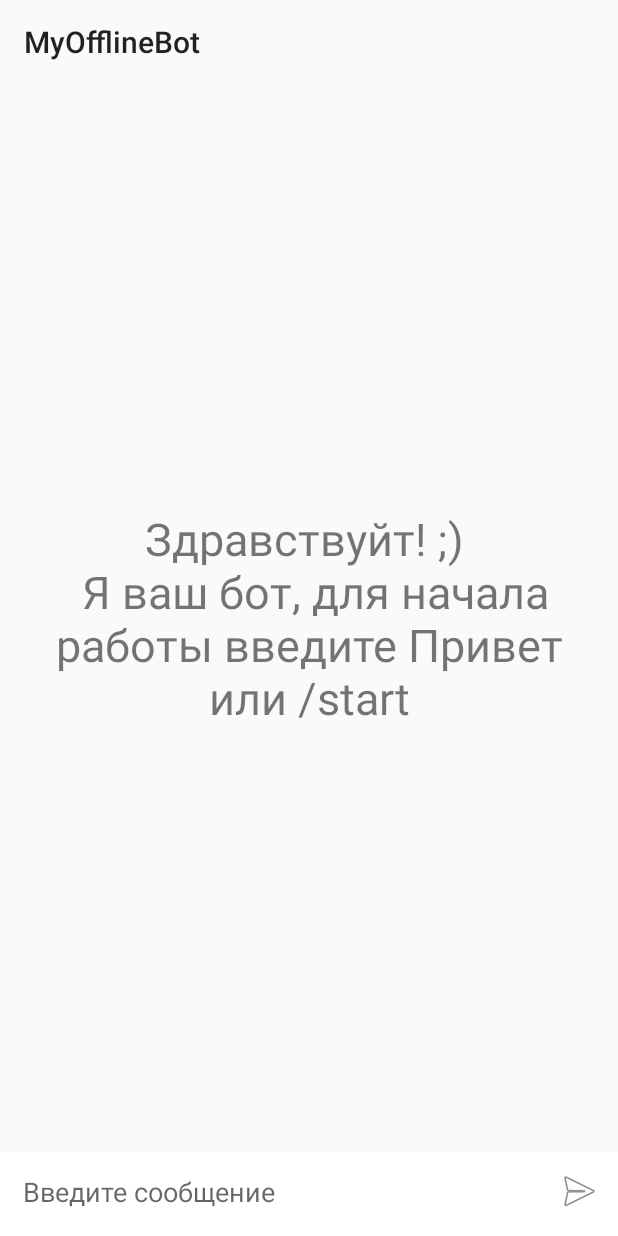
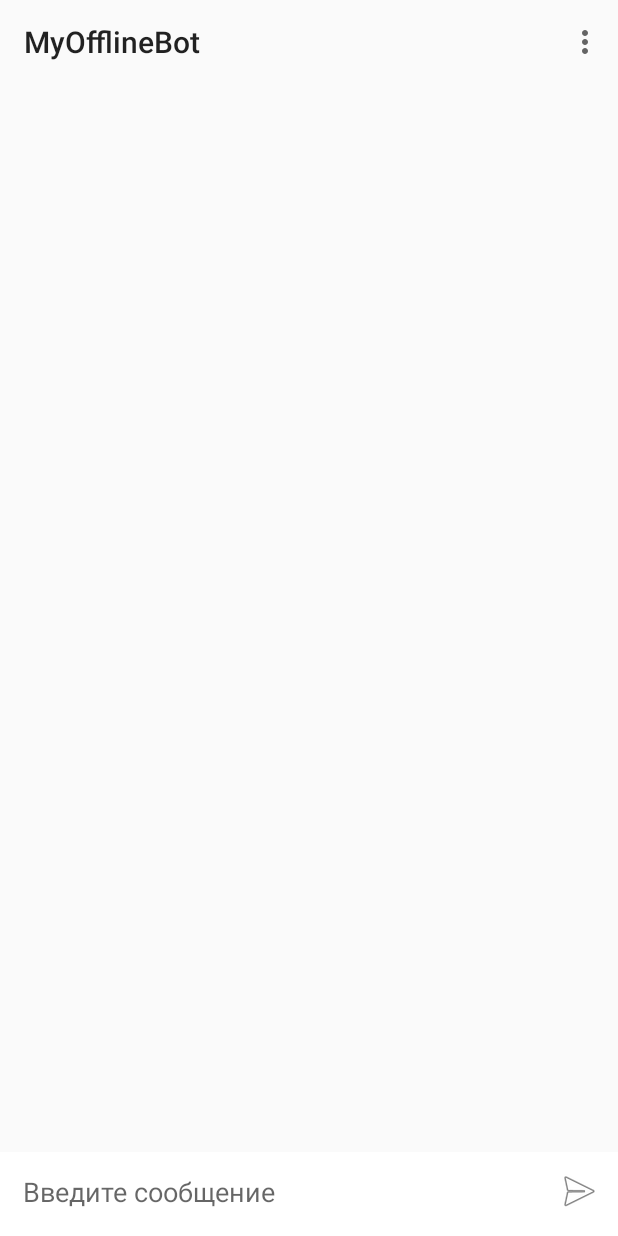
Before and after one commit to konter1707/MyOfflineBot, an Android app: the screen it shows after launch (MainActivity), on a phone screen of 412 x 824 dp. Run offline under Robolectric (Android 15) with nearby library versions, the phone set to English and light mode, and no system bars; libraries missing offline, so code that uses them is left out: moxy.presenter; 2 statements that could not run were skipped.

Commit message:
Add ContextMenu, add AutoCompliteText

```diff
--- a/app/src/main/java/com/example/myofflinebot/activity/MainActivity.kt
+++ b/app/src/main/java/com/example/myofflinebot/activity/MainActivity.kt
@@ -4,7 +4,10 @@ import android.content.ClipData
 import android.content.ClipboardManager
 import android.content.Context
 import android.os.Bundle
+import android.view.Menu
+import android.view.MenuItem
 import android.view.View
+import android.widget.ArrayAdapter
 import android.widget.PopupMenu
 import android.widget.Toast
 import androidx.recyclerview.widget.LinearLayoutManager
@@ -22,6 +25,7 @@ import moxy.presenter.InjectPresenter
 
 
 class MainActivity : MvpAppCompatActivity(), MainView, MainAdapter.OnDelitListener {
+
     @InjectPresenter
     lateinit var mainPresenter: MainPresenter
     override fun onCreate(savedInstanceState: Bundle?) {
@@ -29,17 +33,38 @@ class MainActivity : MvpAppCompatActivity(), MainView, MainAdapter.OnDelitListen
         setContentView(R.layout.main)
         registerForContextMenu(rv)
         setSupportActionBar(toolbar)
+        val mTag = arrayOf("/menu", "/calc", "/jokes")
+        val adapterEditText =
+            ArrayAdapter<String>(this, android.R.layout.simple_dropdown_item_1line, mTag)
+        autoTv.setAdapter(adapterEditText)
+        autoTv.threshold = 1
         mainPresenter.setListener(this, true)
-        imageView.setOnClickListener { ImageView ->
-            val userText: String = editText.text.toString()
+        imageView.setOnClickListener { view ->
+            val userText: String = autoTv.text.toString()
             mainPresenter.addUserMessage(this, setMessage(true, userText))
             mainPresenter.setListener(this, true)
-            mainPresenter.getMessageBot(this,userText)
+            mainPresenter.getMessageBot(this, userText)
         }
     }
+
+    override fun onCreateOptionsMenu(menu: Menu?): Boolean {
+        val inflater = menuInflater
+        inflater.inflate(R.menu.menu, menu)
+        return super.onCreateOptionsMenu(menu)
+    }
+
+    override fun onOptionsItemSelected(item: MenuItem): Boolean {
+        when (item.itemId) {
+            R.id.delet -> {
+                mainPresenter.delitListMessaga(this)
+            }
+        }
+        return super.onOptionsItemSelected(item)
+    }
+
     override fun starOnClick(text: String) {
         mainPresenter.setListener(this, true)
-        editText.setText("")
+        autoTv.setText("")
     }
 
     override fun onError(text: String) {
@@ -48,12 +73,9 @@ class MainActivity : MvpAppCompatActivity(), MainView, MainAdapter.OnDelitListen
 
     override fun setList(message: List<Message>) {
         if (message.size == 0) {
-            linStart.visibility = View.VISIBLE
-            linMessage.visibility = View.GONE
+            mainPresenter.getMessageBot(this, "/menu")
             return;
         } else {
-            linStart.visibility = View.GONE
-            linMessage.visibility = View.VISIBLE
             rv.apply {
                 layoutManager = LinearLayoutManager(this@MainActivity).apply {
                     stackFromEnd = true
@@ -67,26 +89,28 @@ class MainActivity : MvpAppCompatActivity(), MainView, MainAdapter.OnDelitListen
     }
 
     override fun setMessageBot(otvetBot: String) {
-    mainPresenter.addBotMessage(this,setMessage(false,otvetBot))
-        mainPresenter.setListener(this,false)
+        mainPresenter.addBotMessage(this, setMessage(false, otvetBot))
+        mainPresenter.setListener(this, false)
     }
-    override fun onClick(message: Message) {
+
+    override fun delite(messageList: List<Message>) {
+    }
+
+    override fun onClickItem(message: Message) {
         val manager = supportFragmentManager
         val myDialog = MyDialog(this, mainPresenter, message)
         myDialog.show(manager, "tag")
     }
 
-    override fun onLongClick(message: Message,view:View) {
-       val popapMenu=PopupMenu(this,view)
+    override fun onLongClickItem(message: Message, view: View) {
+        val popapMenu = PopupMenu(this, view)
         popapMenu.inflate(R.menu.popap)
         popapMenu.setOnMenuItemClickListener { menuItem ->
             when (menuItem.itemId) {
                 R.id.redaction -> {
-
-
                     true
                 }
-                R.id.copying -> {
+                R.id.exit -> {
                     val clipboardManager =
                         getSystemService(Context.CLIPBOARD_SERVICE) as ClipboardManager
                     val clipData = ClipData.newPlainText("message", message.mesegaPipla)
@@ -94,7 +118,7 @@ class MainActivity : MvpAppCompatActivity(), MainView, MainAdapter.OnDelitListen
                     Toast.makeText(applicationContext, "Копировано", Toast.LENGTH_LONG).show()
                     true
                 }
-                R.id.deletion -> {
+                R.id.delet -> {
                     val manager = supportFragmentManager
                     val myDialog = MyDialog(this, mainPresenter, message)
                     myDialog.show(manager, "tag")
--- a/app/src/main/java/com/example/myofflinebot/data/db/dao/MessageDao.kt
+++ b/app/src/main/java/com/example/myofflinebot/data/db/dao/MessageDao.kt
@@ -16,6 +16,9 @@ interface MessageDao {
     @Delete
     fun deleteMessage(message: Message): Completable
 
+    @Query("DELETE FROM Message")
+    fun delite(): Completable
+
     @Query("SELECT * FROM Message")
     fun getMessage(): Single<List<Message>>
 }
--- a/app/src/main/java/com/example/myofflinebot/view/MainView.kt
+++ b/app/src/main/java/com/example/myofflinebot/view/MainView.kt
@@ -12,4 +12,5 @@ interface MainView : MvpView {
     fun onError(text: String)
     fun setList(message: List<Message>)
     fun setMessageBot(otvetBot:String)
+    fun delite(messageList:List<Message>)
 }
--- a/app/src/main/res/layout/listmessendger.xml
+++ b/app/src/main/res/layout/listmessendger.xml
@@ -2,7 +2,8 @@
 <FrameLayout xmlns:android="http://schemas.android.com/apk/res/android"
     xmlns:tools="http://schemas.android.com/tools"
     android:layout_width="match_parent"
-    android:layout_height="match_parent">
+    android:layout_height="match_parent"
+    android:id="@+id/listMessendger">
 
     <LinearLayout
         android:id="@+id/linMessage"
@@ -11,7 +12,6 @@
         android:layout_gravity="bottom"
         android:gravity="bottom"
         android:orientation="vertical"
-        android:visibility="gone"
         tools:ignore="InvalidId">
 
         <androidx.recyclerview.widget.RecyclerView
@@ -19,20 +19,4 @@
             android:layout_width="match_parent"
             android:layout_height="match_parent" />
     </LinearLayout>
-
-    <LinearLayout
-        android:id="@+id/linStart"
-        android:layout_width="match_parent"
-        android:layout_height="match_parent"
-        android:gravity="center"
-        android:orientation="vertical">
-
-        <TextView
-            android:id="@+id/textView"
-            android:layout_width="match_parent"
-            android:layout_height="match_parent"
-            android:gravity="center"
-            android:text="@string/n_start"
-            android:textSize="30sp" />
-    </LinearLayout>
 </FrameLayout>
--- a/app/src/main/res/layout/panelmessendger.xml
+++ b/app/src/main/res/layout/panelmessendger.xml
@@ -6,17 +6,17 @@
     android:orientation="horizontal"
     android:background="#ffffff">
 
-    <EditText
-        android:id="@+id/editText"
+    <AutoCompleteTextView
+        android:id="@+id/autoTv"
         android:layout_width="wrap_content"
         android:layout_height="match_parent"
+        android:layout_gravity="center_horizontal|left"
         android:layout_marginLeft="15dp"
         android:layout_marginBottom="3dp"
         android:layout_weight="1.0"
         android:background="#ffffff"
         android:ems="10"
-        android:hint="Введите сообщение"
-        android:inputType="textMultiLine" />
+        android:hint="Введите сообщение" />
 <FrameLayout
     android:layout_width="wrap_content"
     android:layout_height="wrap_content">
--- a/app/src/main/res/menu/menu.xml
+++ b/app/src/main/res/menu/menu.xml
@@ -1,6 +1,12 @@
 <?xml version="1.0" encoding="utf-8"?>
 <menu xmlns:android="http://schemas.android.com/apk/res/android">
-<item>
-    android:id="@+id/delCount"
-</item>
+    <item
+        android:id="@+id/delet"
+        android:title="Очистить все" />
+    <item
+        android:id="@+id/redaction"
+        android:title="Настройки" />
+    <item
+        android:id="@+id/exit"
+        android:title="Выход" />
 </menu>
--- a/app/src/main/res/menu/popap.xml
+++ b/app/src/main/res/menu/popap.xml
@@ -4,9 +4,9 @@
         android:id="@+id/redaction"
         android:title="Редактировать" />
     <item
-        android:id="@+id/copying"
+        android:id="@+id/exit"
         android:title="Копировать" />
     <item
-        android:id="@+id/deletion"
+        android:id="@+id/delet"
         android:title="Удалить" />
 </menu>
```
Also changed, not shown: app/src/main/java/com/example/myofflinebot/adapter/MainAdapter.kt (+6 -7 lines), app/src/main/java/com/example/myofflinebot/bots/BotJob.kt (+16 -17 lines), app/src/main/java/com/example/myofflinebot/presentation/MainPresenter.kt (+17 -0 lines).
